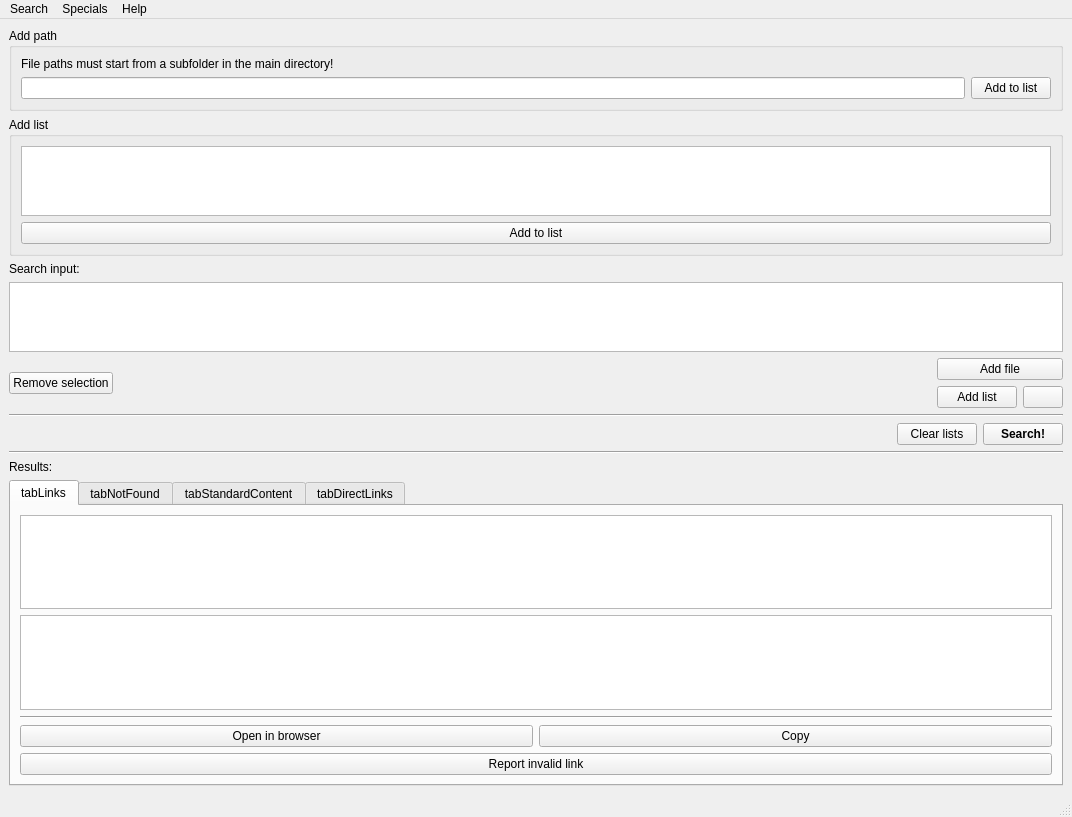
First picture: the form in OTModules/wContentSearch/wcontentsearch.ui, repository pietr26/OMSI-Tools, before the edit.
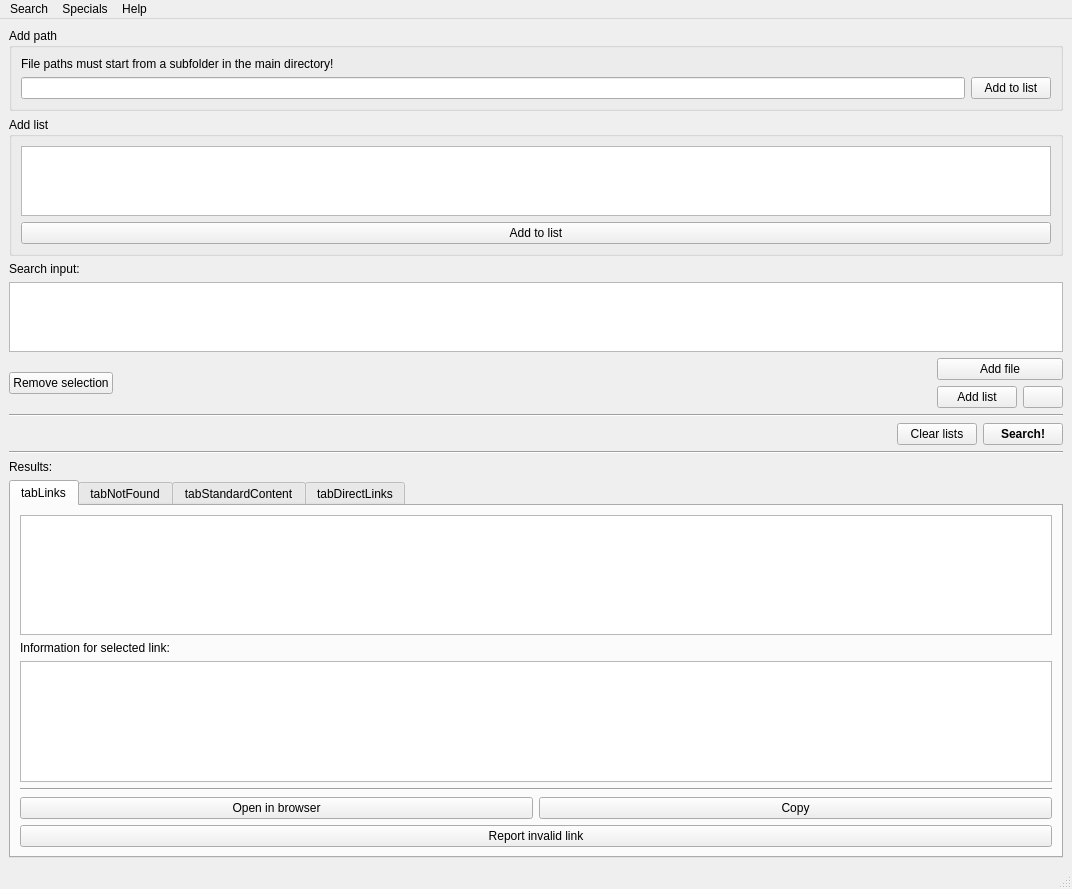
Second picture: the form after the edit. Icons and pictures are not drawn.

Commit message: Added information label

```diff
--- a/OTModules/wContentSearch/wcontentsearch.ui
+++ b/OTModules/wContentSearch/wcontentsearch.ui
@@ -7,7 +7,7 @@
     <x>0</x>
     <y>0</y>
     <width>1072</width>
-    <height>817</height>
+    <height>889</height>
    </rect>
   </property>
   <property name="windowTitle">
@@ -280,6 +280,13 @@
             </property>
            </widget>
           </item>
+          <item>
+           <widget class="QLabel" name="lblLinkInfo">
+            <property name="text">
+             <string extracomment="Use plural form for 'Information'">Information for selected link:</string>
+            </property>
+           </widget>
+          </item>
           <item>
            <widget class="QPlainTextEdit" name="pteInformation"/>
           </item>
```
Left out of the diff: 1 changed line with no effect on the pictures.
